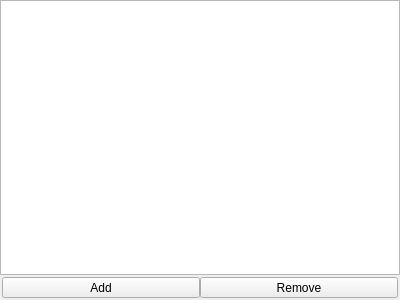
Old version of the form DreamToolQt/View/PathEditorTableForm.ui in the repository BashEdThomps/dream-engine.
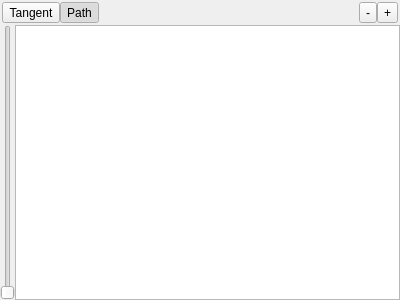
New version of the form.

Commit message: Path Following

Patch:
```diff
--- a/DreamToolQt/View/PathEditorTableForm.ui
+++ b/DreamToolQt/View/PathEditorTableForm.ui
@@ -29,34 +29,6 @@
    <property name="bottomMargin">
     <number>0</number>
    </property>
-   <item>
-    <widget class="QTableView" name="tableView">
-     <property name="frameShape">
-      <enum>QFrame::StyledPanel</enum>
-     </property>
-     <property name="frameShadow">
-      <enum>QFrame::Sunken</enum>
-     </property>
-     <property name="showDropIndicator" stdset="0">
-      <bool>false</bool>
-     </property>
-     <property name="alternatingRowColors">
-      <bool>true</bool>
-     </property>
-     <property name="selectionMode">
-      <enum>QAbstractItemView::SingleSelection</enum>
-     </property>
-     <property name="selectionBehavior">
-      <enum>QAbstractItemView::SelectRows</enum>
-     </property>
-     <property name="wordWrap">
-      <bool>false</bool>
-     </property>
-     <property name="cornerButtonEnabled">
-      <bool>true</bool>
-     </property>
-    </widget>
-   </item>
    <item>
     <layout class="QHBoxLayout" name="horizontalLayout">
      <property name="leftMargin">
@@ -72,28 +44,121 @@
       <number>2</number>
      </property>
      <item>
-      <widget class="QToolButton" name="addButton">
+      <widget class="QToolButton" name="tangentButton">
        <property name="sizePolicy">
-        <sizepolicy hsizetype="Expanding" vsizetype="Fixed">
+        <sizepolicy hsizetype="Minimum" vsizetype="Fixed">
          <horstretch>0</horstretch>
          <verstretch>0</verstretch>
         </sizepolicy>
        </property>
        <property name="text">
-        <string>Add</string>
+        <string>Tangent</string>
        </property>
+       <property name="checkable">
+        <bool>true</bool>
+       </property>
       </widget>
      </item>
+     <item>
+      <widget class="QToolButton" name="pathVisibleButton">
+       <property name="sizePolicy">
+        <sizepolicy hsizetype="Minimum" vsizetype="Fixed">
+         <horstretch>0</horstretch>
+         <verstretch>0</verstretch>
+        </sizepolicy>
+       </property>
+       <property name="text">
+        <string>Path</string>
+       </property>
+       <property name="checkable">
+        <bool>true</bool>
+       </property>
+       <property name="checked">
+        <bool>true</bool>
+       </property>
+      </widget>
+     </item>
+     <item>
+      <spacer name="horizontalSpacer">
+       <property name="orientation">
+        <enum>Qt::Horizontal</enum>
+       </property>
+       <property name="sizeHint" stdset="0">
+        <size>
+         <width>40</width>
+         <height>20</height>
+        </size>
+       </property>
+      </spacer>
+     </item>
      <item>
       <widget class="QToolButton" name="removeButton">
        <property name="sizePolicy">
-        <sizepolicy hsizetype="Expanding" vsizetype="Fixed">
+        <sizepolicy hsizetype="Minimum" vsizetype="Fixed">
          <horstretch>0</horstretch>
          <verstretch>0</verstretch>
         </sizepolicy>
        </property>
        <property name="text">
-        <string>Remove</string>
+        <string>-</string>
+       </property>
+      </widget>
+     </item>
+     <item>
+      <widget class="QToolButton" name="addButton">
+       <property name="sizePolicy">
+        <sizepolicy hsizetype="Minimum" vsizetype="Fixed">
+         <horstretch>0</horstretch>
+         <verstretch>0</verstretch>
+        </sizepolicy>
+       </property>
+       <property name="text">
+        <string>+</string>
+       </property>
+      </widget>
+     </item>
+    </layout>
+   </item>
+   <item>
+    <layout class="QHBoxLayout" name="horizontalLayout_2">
+     <item>
+      <widget class="QSlider" name="tangentIndexSlider">
+       <property name="orientation">
+        <enum>Qt::Vertical</enum>
+       </property>
+       <property name="invertedAppearance">
+        <bool>false</bool>
+       </property>
+       <property name="invertedControls">
+        <bool>true</bool>
+       </property>
+      </widget>
+     </item>
+     <item>
+      <widget class="QTableView" name="tableView">
+       <property name="frameShape">
+        <enum>QFrame::StyledPanel</enum>
+       </property>
+       <property name="frameShadow">
+        <enum>QFrame::Sunken</enum>
+       </property>
+       <property name="showDropIndicator" stdset="0">
+        <bool>false</bool>
+       </property>
+       <property name="alternatingRowColors">
+        <bool>true</bool>
+       </property>
+       <property name="selectionMode">
+        <enum>QAbstractItemView::SingleSelection</enum>
+       </property>
+       <property name="selectionBehavior">
+        <enum>QAbstractItemView::SelectRows</enum>
+       </property>
+       <property name="wordWrap">
+        <bool>false</bool>
+       </property>
+       <property name="cornerButtonEnabled">
+        <bool>true</bool>
        </property>
       </widget>
      </item>
```
The commit also changes 26 other files.
